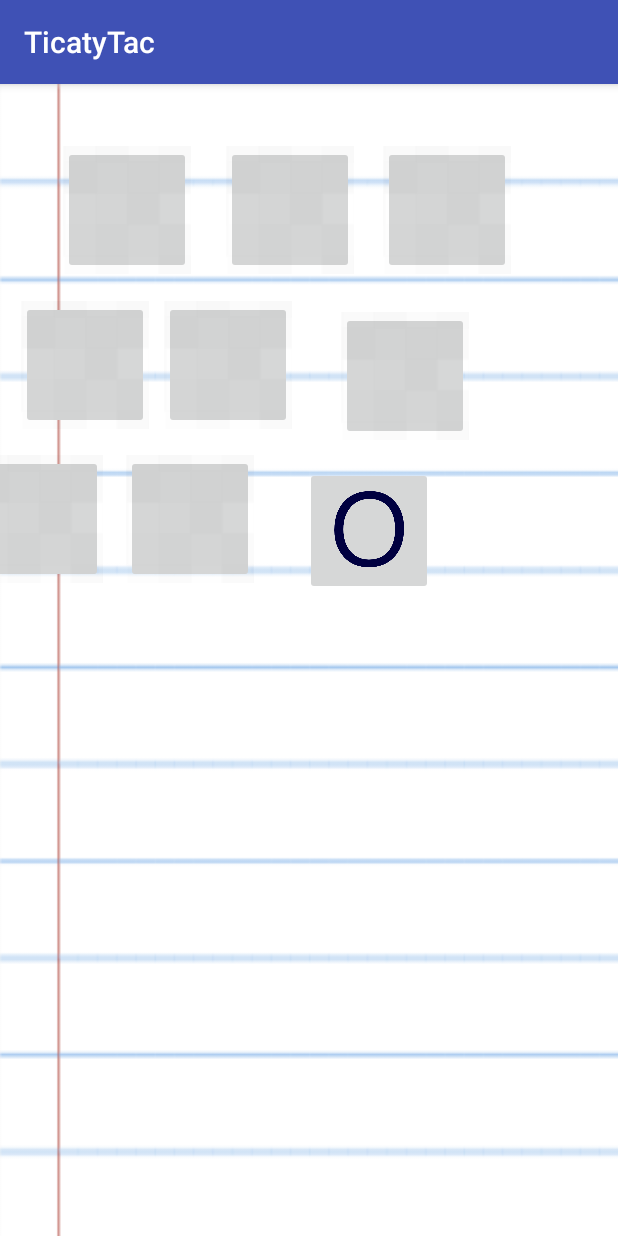
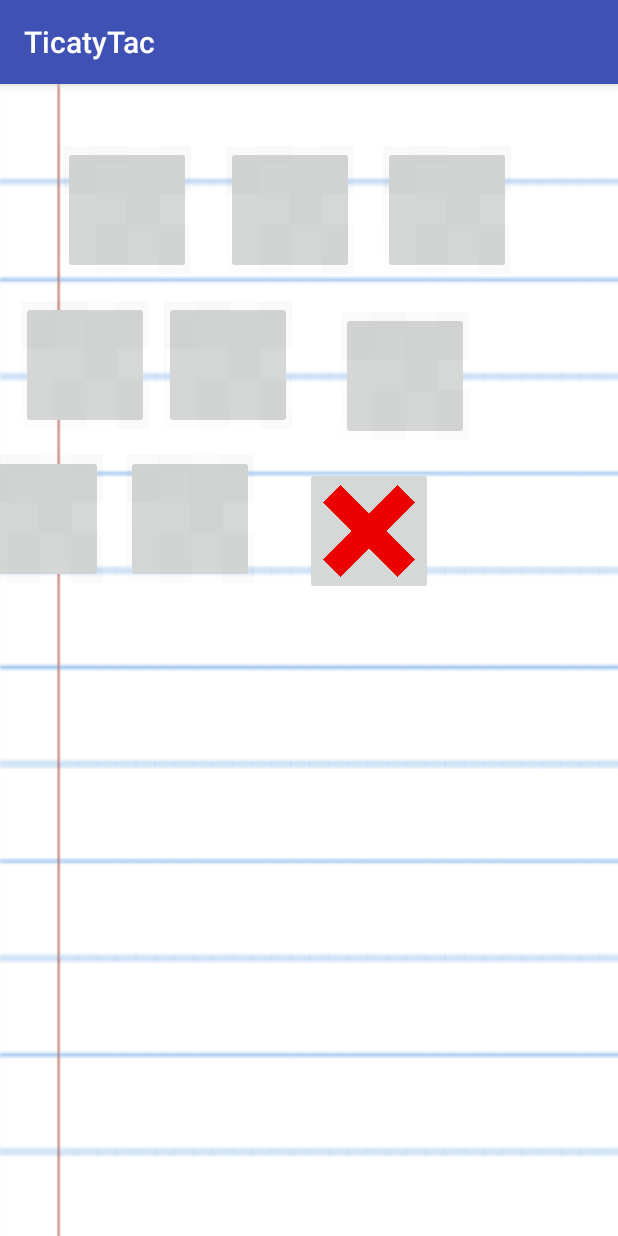
Before and after one commit to deeginge/Ticaty, an Android app: the MainActivity screen opened directly, with no data from a screen before it, after a tap on an icon or button, on a phone screen of 412 x 824 dp. Run offline under Robolectric (Android 15) with nearby library versions, the phone set to English and light mode, and no system bars.

Commit message:
Fix Bug #001

```diff
--- a/app/src/main/java/devinstech/space/ticatytac/MainActivity.java
+++ b/app/src/main/java/devinstech/space/ticatytac/MainActivity.java
@@ -55,9 +55,6 @@ public class MainActivity extends AppCompatActivity {
             turnCount++;
             ImageButton box = (ImageButton) view;
             box.setTag(curPlayerName.getText().toString());
-
-            xsTurn = !xsTurn;
-            Log.e("playBoxClicked", "Action accepted. " + "Image is: " + box.getResources());
             box.setScaleType(ImageView.ScaleType.FIT_CENTER);
             if(turnCount > 4){
 
@@ -76,6 +73,8 @@ public class MainActivity extends AppCompatActivity {
                 box.setImageResource(R.drawable.blueo);
                 this.curPlayerName.setText(player1.toCharArray(), 0, player1.length());
             }
+            xsTurn = !xsTurn;
+
         }
         else{
             //create Toast message.
```
